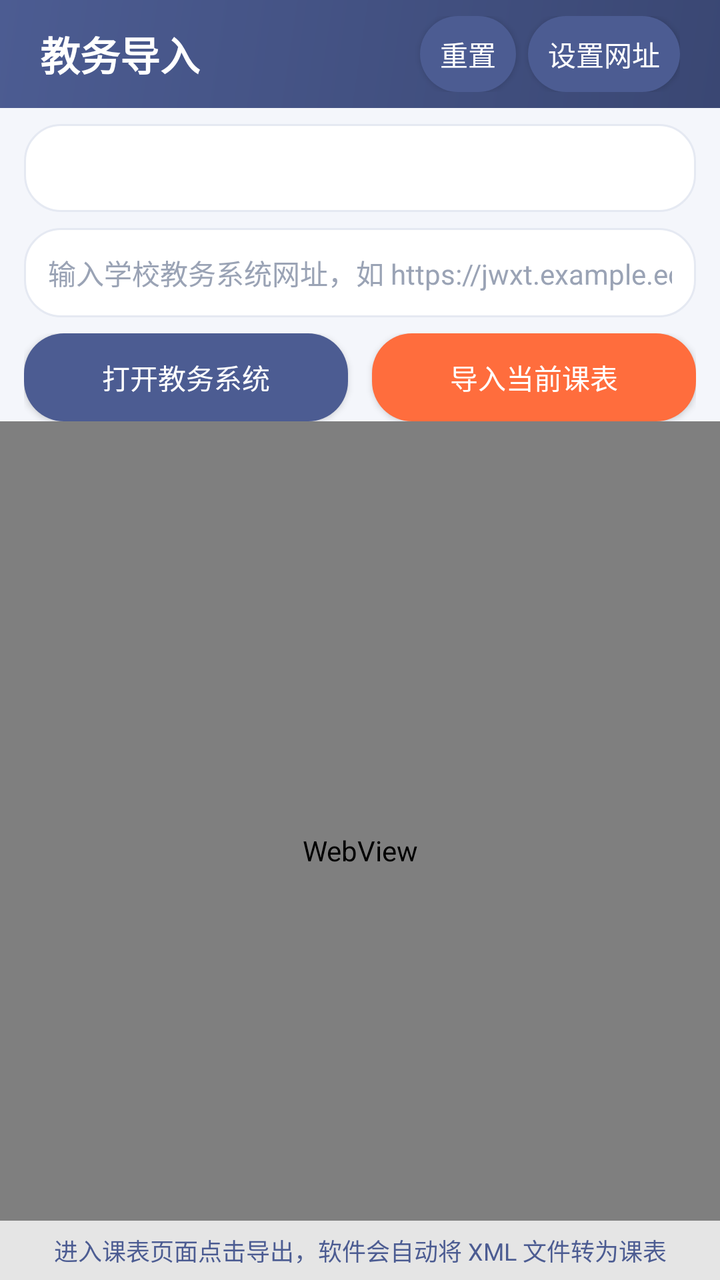
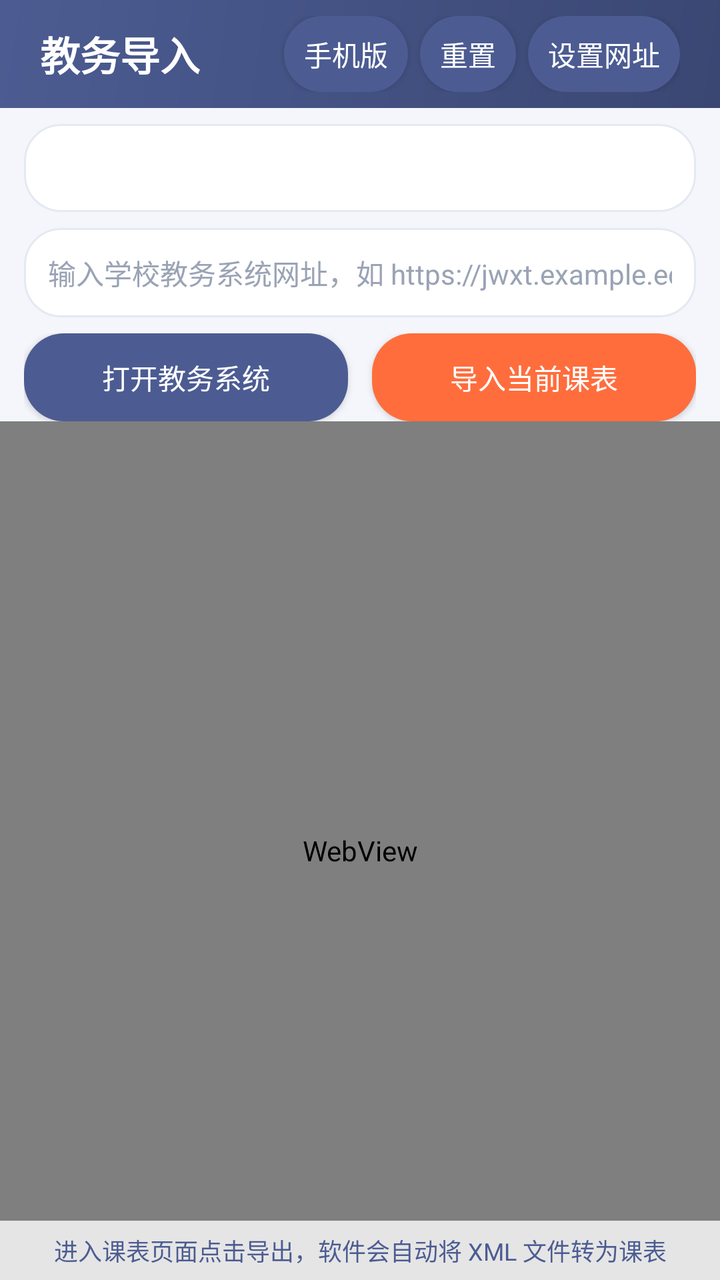

The first picture is an Android layout as it rendered before a commit; the second is the same layout after the commit. The layout source and the unified diff follow.
<!-- AndroidManifest.xml: application theme Theme.QingKebiao -->
<!-- res/layout/activity_web_import.xml -->
<?xml version="1.0" encoding="utf-8"?>
<LinearLayout xmlns:android="http://schemas.android.com/apk/res/android"
    android:orientation="vertical"
    android:background="#F4F6FB"
    android:layout_width="match_parent"
    android:layout_height="match_parent">

    <LinearLayout
        android:orientation="vertical"
        android:background="@drawable/bg_header"
        android:paddingLeft="20dp"
        android:paddingRight="20dp"
        android:paddingTop="8dp"
        android:paddingBottom="8dp"
        android:layout_width="match_parent"
        android:layout_height="wrap_content">
        <LinearLayout
            android:orientation="horizontal"
            android:gravity="center_vertical"
            android:layout_width="match_parent"
            android:layout_height="wrap_content">
            <TextView
                android:text="教务导入"
                android:textColor="#FFFFFF"
                android:textSize="20sp"
                android:textStyle="bold"
                android:layout_width="0dp"
                android:layout_height="wrap_content"
                android:layout_weight="1" />
            <Button
                android:id="@+id/btn_reset_zoom"
                android:text="重置"
                android:textColor="#FFFFFF"
                android:background="@drawable/bg_button_dark"
                android:layout_width="wrap_content"
                android:layout_height="38dp"
                android:minWidth="0dp"
                android:paddingLeft="10dp"
                android:paddingRight="10dp"
                android:layout_marginRight="6dp" />
            <Button
                android:id="@+id/btn_toggle_controls"
                android:text="设置网址"
                android:textColor="#FFFFFF"
                android:background="@drawable/bg_button_dark"
                android:layout_width="wrap_content"
                android:layout_height="38dp"
                android:minWidth="0dp"
                android:paddingLeft="10dp"
                android:paddingRight="10dp" />
        </LinearLayout>
    </LinearLayout>

    <LinearLayout
        android:id="@+id/controls_panel"
        android:orientation="vertical"
        android:layout_width="match_parent"
        android:layout_height="wrap_content">
        <Spinner
            android:id="@+id/sp_school_preset"
            android:layout_marginLeft="12dp"
            android:layout_marginRight="12dp"
            android:layout_marginTop="8dp"
            android:background="@drawable/bg_search_box"
            android:paddingLeft="10dp"
            android:paddingRight="10dp"
            android:layout_width="match_parent"
            android:layout_height="44dp" />

        <EditText
            android:id="@+id/et_school_url"
            android:hint="输入学校教务系统网址，如 https://jwxt.example.edu.cn"
            android:textSize="14sp"
            android:textColor="#2D3142"
            android:textColorHint="#9AA3B5"
            android:background="@drawable/bg_search_box"
            android:padding="12dp"
            android:inputType="textUri"
            android:layout_marginLeft="12dp"
            android:layout_marginRight="12dp"
            android:layout_marginTop="8dp"
            android:layout_width="match_parent"
            android:layout_height="wrap_content" />

        <LinearLayout
            android:orientation="horizontal"
            android:paddingLeft="12dp"
            android:paddingRight="12dp"
            android:paddingTop="8dp"
            android:paddingBottom="0dp"
            android:layout_width="match_parent"
            android:layout_height="wrap_content">
            <Button
                android:id="@+id/btn_open_schedule"
                android:text="打开教务系统"
                android:textColor="#FFFFFF"
                android:background="@drawable/bg_button_dark"
                android:layout_width="0dp"
                android:layout_height="44dp"
                android:layout_weight="1"
                android:layout_marginRight="6dp" />
            <Button
                android:id="@+id/btn_import_schedule"
                android:text="导入当前课表"
                android:textColor="#FFFFFF"
                android:background="@drawable/bg_button_primary"
                android:layout_width="0dp"
                android:layout_height="44dp"
                android:layout_weight="1"
                android:layout_marginLeft="6dp" />
        </LinearLayout>
    </LinearLayout>

    <FrameLayout
        android:layout_width="match_parent"
        android:layout_height="0dp"
        android:layout_weight="1">
        <WebView
            android:id="@+id/webview"
            android:layout_width="match_parent"
            android:layout_height="match_parent" />
        <TextView
            android:id="@+id/tv_import_tip"
            android:text="进入课表页面点击导出，软件会自动将 XML 文件转为课表"
            android:textColor="#4C5C92"
            android:textSize="12sp"
            android:gravity="center"
            android:paddingTop="6dp"
            android:paddingBottom="6dp"
            android:paddingLeft="12dp"
            android:paddingRight="12dp"
            android:background="#CCFFFFFF"
            android:layout_gravity="bottom|center_horizontal"
            android:layout_width="match_parent"
            android:layout_height="wrap_content" />
    </FrameLayout>
</LinearLayout>
<!-- resources referenced by this layout -->
<resources>
  <!-- drawable bg_button_dark (drawable) -->
  <shape xmlns:android="http://schemas.android.com/apk/res/android">
      <solid android:color="#4C5C92" />
      <corners android:radius="20dp" />
  </shape>
  <!-- drawable bg_button_primary (drawable) -->
  <shape xmlns:android="http://schemas.android.com/apk/res/android">
      <solid android:color="#FF6D3D" />
      <corners android:radius="20dp" />
  </shape>
  <!-- drawable bg_header (drawable) -->
  <shape xmlns:android="http://schemas.android.com/apk/res/android">
      <gradient
          android:startColor="#4C5C92"
          android:endColor="#3A4773"
          android:angle="315" />
  </shape>
  <!-- drawable bg_search_box (drawable) -->
  <shape xmlns:android="http://schemas.android.com/apk/res/android">
      <solid android:color="#FFFFFF" />
      <corners android:radius="18dp" />
      <stroke android:width="1dp" android:color="#E5E9F2" />
  </shape>
  <style name="Theme.QingKebiao" parent="@android:style/Theme.Material.Light.NoActionBar">
          <item name="android:colorPrimary">#4C5C92</item>
          <item name="android:colorAccent">#FF6D3D</item>
          <item name="android:windowBackground">#F4F6FB</item>
          <item name="android:navigationBarColor">#FFFFFF</item>
          <item name="android:statusBarColor">#3A4773</item>
          <item name="android:textColorPrimary">#2D3142</item>
      </style>
</resources>

<!-- the commit's change to res/layout/activity_web_import.xml (unified diff, before → after) -->
@@ -27,6 +27,17 @@
                 android:layout_width="0dp"
                 android:layout_height="wrap_content"
                 android:layout_weight="1" />
+            <Button
+                android:id="@+id/btn_toggle_ua"
+                android:text="手机版"
+                android:textColor="#FFFFFF"
+                android:background="@drawable/bg_button_dark"
+                android:layout_width="wrap_content"
+                android:layout_height="38dp"
+                android:minWidth="0dp"
+                android:paddingLeft="10dp"
+                android:paddingRight="10dp"
+                android:layout_marginRight="6dp" />
             <Button
                 android:id="@+id/btn_reset_zoom"
                 android:text="重置"
